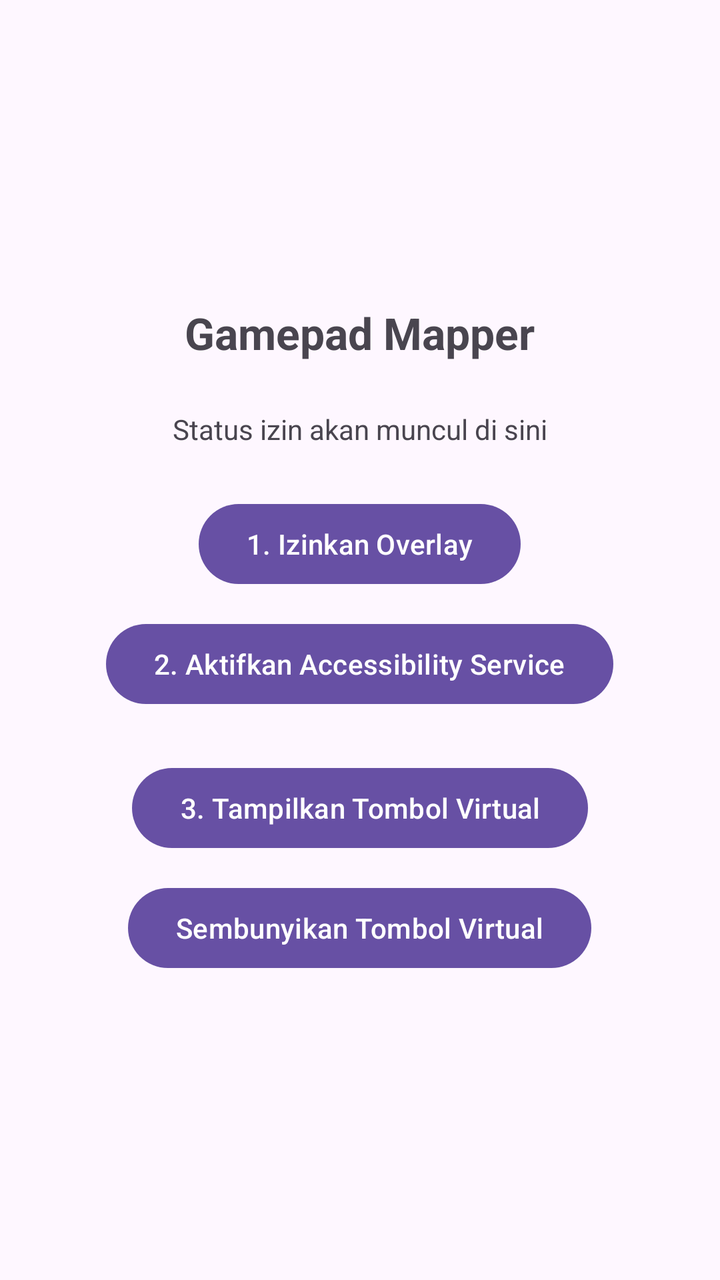
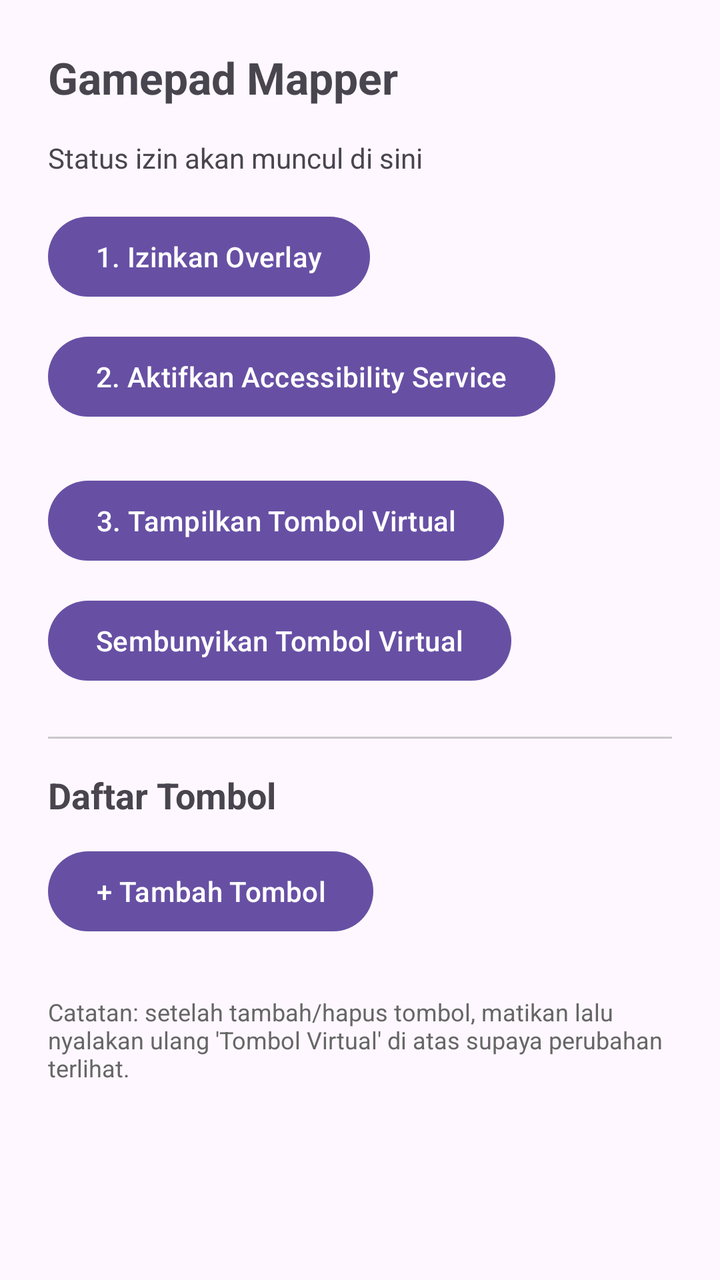

An Android layout rendered at two revisions. The XML below is the earlier revision; the diff shows what the commit changed to produce the second picture.
<!-- AndroidManifest.xml: application theme Theme.Material3.DayNight -->
<!-- res/layout/activity_main.xml -->
<?xml version="1.0" encoding="utf-8"?>
<LinearLayout xmlns:android="http://schemas.android.com/apk/res/android"
    android:layout_width="match_parent"
    android:layout_height="match_parent"
    android:orientation="vertical"
    android:gravity="center"
    android:padding="24dp">

    <TextView
        android:layout_width="wrap_content"
        android:layout_height="wrap_content"
        android:text="Gamepad Mapper"
        android:textSize="22sp"
        android:textStyle="bold"
        android:layout_marginBottom="24dp" />

    <TextView
        android:id="@+id/statusText"
        android:layout_width="wrap_content"
        android:layout_height="wrap_content"
        android:text="Status izin akan muncul di sini"
        android:layout_marginBottom="24dp" />

    <Button
        android:id="@+id/btnGrantOverlay"
        android:layout_width="wrap_content"
        android:layout_height="wrap_content"
        android:text="1. Izinkan Overlay" />

    <Button
        android:id="@+id/btnGrantAccessibility"
        android:layout_width="wrap_content"
        android:layout_height="wrap_content"
        android:layout_marginTop="12dp"
        android:text="2. Aktifkan Accessibility Service" />

    <Button
        android:id="@+id/btnStartOverlay"
        android:layout_width="wrap_content"
        android:layout_height="wrap_content"
        android:layout_marginTop="24dp"
        android:text="3. Tampilkan Tombol Virtual" />

    <Button
        android:id="@+id/btnStopOverlay"
        android:layout_width="wrap_content"
        android:layout_height="wrap_content"
        android:layout_marginTop="12dp"
        android:text="Sembunyikan Tombol Virtual" />

</LinearLayout>
<!-- resources referenced by this layout -->
<resources>

</resources>

<!-- the commit's change to res/layout/activity_main.xml (unified diff, before → after) -->
@@ -1,51 +1,91 @@
 <?xml version="1.0" encoding="utf-8"?>
-<LinearLayout xmlns:android="http://schemas.android.com/apk/res/android"
+<ScrollView xmlns:android="http://schemas.android.com/apk/res/android"
     android:layout_width="match_parent"
-    android:layout_height="match_parent"
-    android:orientation="vertical"
-    android:gravity="center"
-    android:padding="24dp">
+    android:layout_height="match_parent">
 
-    <TextView
-        android:layout_width="wrap_content"
+    <LinearLayout
+        android:layout_width="match_parent"
         android:layout_height="wrap_content"
-        android:text="Gamepad Mapper"
-        android:textSize="22sp"
-        android:textStyle="bold"
-        android:layout_marginBottom="24dp" />
+        android:orientation="vertical"
+        android:padding="24dp">
 
-    <TextView
-        android:id="@+id/statusText"
-        android:layout_width="wrap_content"
-        android:layout_height="wrap_content"
-        android:text="Status izin akan muncul di sini"
-        android:layout_marginBottom="24dp" />
+        <TextView
+            android:layout_width="wrap_content"
+            android:layout_height="wrap_content"
+            android:text="Gamepad Mapper"
+            android:textSize="22sp"
+            android:textStyle="bold"
+            android:layout_marginBottom="16dp" />
 
-    <Button
-        android:id="@+id/btnGrantOverlay"
-        android:layout_width="wrap_content"
-        android:layout_height="wrap_content"
-        android:text="1. Izinkan Overlay" />
+        <TextView
+            android:id="@+id/statusText"
+            android:layout_width="wrap_content"
+            android:layout_height="wrap_content"
+            android:text="Status izin akan muncul di sini"
+            android:layout_marginBottom="16dp" />
 
-    <Button
-        android:id="@+id/btnGrantAccessibility"
-        android:layout_width="wrap_content"
-        android:layout_height="wrap_content"
-        android:layout_marginTop="12dp"
-        android:text="2. Aktifkan Accessibility Service" />
+        <Button
+            android:id="@+id/btnGrantOverlay"
+            android:layout_width="wrap_content"
+            android:layout_height="wrap_content"
+            android:text="1. Izinkan Overlay" />
 
-    <Button
-        android:id="@+id/btnStartOverlay"
-        android:layout_width="wrap_content"
-        android:layout_height="wrap_content"
-        android:layout_marginTop="24dp"
-        android:text="3. Tampilkan Tombol Virtual" />
+        <Button
+            android:id="@+id/btnGrantAccessibility"
+            android:layout_width="wrap_content"
+            android:layout_height="wrap_content"
+            android:layout_marginTop="12dp"
+            android:text="2. Aktifkan Accessibility Service" />
 
-    <Button
-        android:id="@+id/btnStopOverlay"
-        android:layout_width="wrap_content"
-        android:layout_height="wrap_content"
-        android:layout_marginTop="12dp"
-        android:text="Sembunyikan Tombol Virtual" />
+        <Button
+            android:id="@+id/btnStartOverlay"
+            android:layout_width="wrap_content"
+            android:layout_height="wrap_content"
+            android:layout_marginTop="24dp"
+            android:text="3. Tampilkan Tombol Virtual" />
 
-</LinearLayout>
+        <Button
+            android:id="@+id/btnStopOverlay"
+            android:layout_width="wrap_content"
+            android:layout_height="wrap_content"
+            android:layout_marginTop="12dp"
+            android:text="Sembunyikan Tombol Virtual" />
+
+        <View
+            android:layout_width="match_parent"
+            android:layout_height="1dp"
+            android:background="#33000000"
+            android:layout_marginTop="24dp"
+            android:layout_marginBottom="16dp" />
+
+        <TextView
+            android:layout_width="wrap_content"
+            android:layout_height="wrap_content"
+            android:text="Daftar Tombol"
+            android:textSize="18sp"
+            android:textStyle="bold"
+            android:layout_marginBottom="12dp" />
+
+        <Button
+            android:id="@+id/btnAddButton"
+            android:layout_width="wrap_content"
+            android:layout_height="wrap_content"
+            android:text="+ Tambah Tombol"
+            android:layout_marginBottom="12dp" />
+
+        <LinearLayout
+            android:id="@+id/mappingListContainer"
+            android:layout_width="match_parent"
+            android:layout_height="wrap_content"
+            android:orientation="vertical" />
+
+        <TextView
+            android:layout_width="match_parent"
+            android:layout_height="wrap_content"
+            android:layout_marginTop="16dp"
+            android:textSize="12sp"
+            android:textColor="#666666"
+            android:text="Catatan: setelah tambah/hapus tombol, matikan lalu nyalakan ulang 'Tombol Virtual' di atas supaya perubahan terlihat." />
+
+    </LinearLayout>
+</ScrollView>
